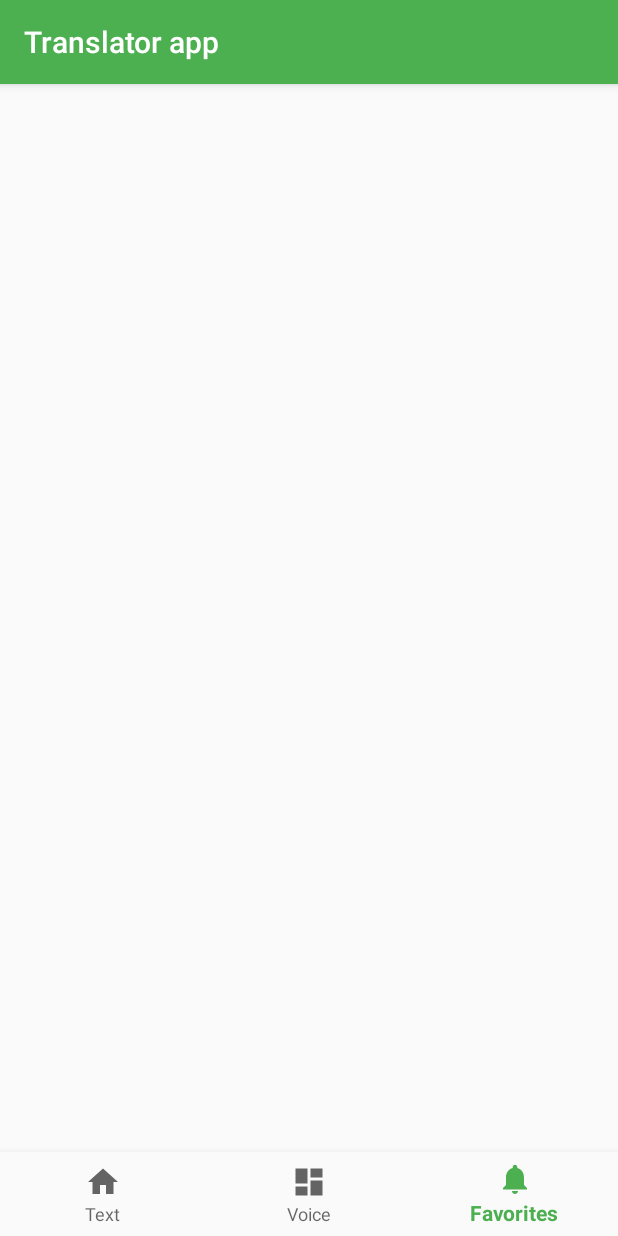
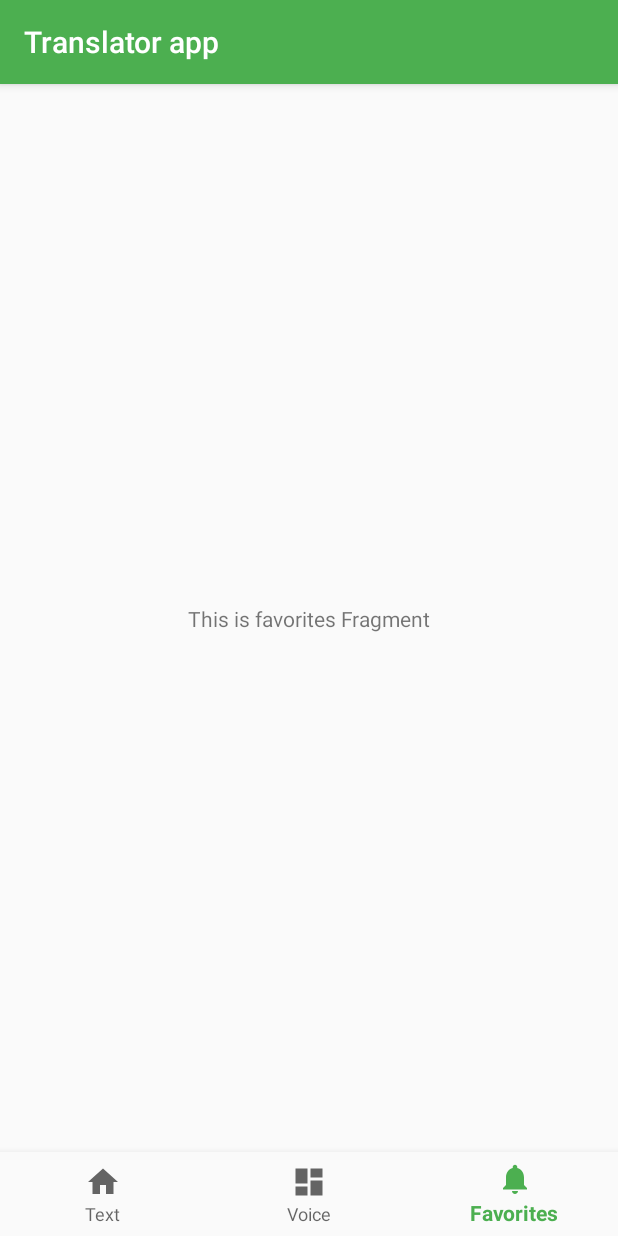
Before and after one commit to Siyateagan/translator-app, an Android app: the FavoritesActivity screen opened directly, with no data from a screen before it, on a phone screen of 412 x 824 dp. Run offline under Robolectric (Android 15) with nearby library versions, the phone set to English and light mode, and no system bars.

Commit message:
Inject FavoritesViewModel with only @Inject and @Component

```diff
--- /dev/null
+++ b/app/src/main/java/siyateagan/example/translatorapp/di/AppComponent.kt
@@ -0,0 +1,10 @@
+package siyateagan.example.translatorapp.di
+
+import dagger.Component
+import siyateagan.example.translatorapp.ui.favorites.FavoritesActivity
+
+@Component
+interface AppComponent {
+    // Classes that can be injected by this Component
+    fun inject(activity: FavoritesActivity)
+}
--- a/app/src/main/java/siyateagan/example/translatorapp/ui/favorites/FavoritesActivity.kt
+++ b/app/src/main/java/siyateagan/example/translatorapp/ui/favorites/FavoritesActivity.kt
@@ -2,19 +2,34 @@ package siyateagan.example.translatorapp.ui.favorites
 
 import android.os.Bundle
 import androidx.appcompat.app.AppCompatActivity
+import androidx.lifecycle.Observer
 import androidx.lifecycle.ViewModelProvider
 import com.google.android.material.bottomnavigation.BottomNavigationView
 import kotlinx.android.synthetic.main.activity_favorites.*
 import siyateagan.example.translatorapp.R
+import siyateagan.example.translatorapp.di.DaggerAppComponent
 import siyateagan.example.translatorapp.utils.setItemsListeners
+import javax.inject.Inject
 
 class FavoritesActivity : AppCompatActivity() {
-    private lateinit var favoritesViewModel: FavoritesViewModel
+
+    @Inject
+    lateinit var favoritesViewModelFactory: ViewModelFactory<FavoritesViewModel>
+    lateinit var favoritesViewModel: FavoritesViewModel
 
     override fun onCreate(savedInstanceState: Bundle?) {
         super.onCreate(savedInstanceState)
         setContentView(R.layout.activity_favorites)
-        favoritesViewModel = ViewModelProvider(this).get(FavoritesViewModel::class.java)
+
+        DaggerAppComponent.builder().build().inject(this)
+        favoritesViewModel =
+            ViewModelProvider(this, favoritesViewModelFactory).get(FavoritesViewModel::class.java)
+
+        val nameObserver = Observer<String> { newName ->
+            test_text.text = newName
+        }
+
+        favoritesViewModel.text.observe(this, nameObserver)
 
         val navView: BottomNavigationView = nav_view
         navView.menu.getItem(2).isChecked = true
--- a/app/src/main/java/siyateagan/example/translatorapp/ui/favorites/FavoritesViewModel.kt
+++ b/app/src/main/java/siyateagan/example/translatorapp/ui/favorites/FavoritesViewModel.kt
@@ -3,11 +3,12 @@ package siyateagan.example.translatorapp.ui.favorites
 import androidx.lifecycle.LiveData
 import androidx.lifecycle.MutableLiveData
 import androidx.lifecycle.ViewModel
+import javax.inject.Inject
 
-class FavoritesViewModel : ViewModel() {
+class FavoritesViewModel @Inject constructor(): ViewModel() {
 
     private val _text = MutableLiveData<String>().apply {
-        value = "This is notifications Fragment"
+        value = "This is favorites Fragment"
     }
     val text: LiveData<String> = _text
 }
--- /dev/null
+++ b/app/src/main/java/siyateagan/example/translatorapp/ui/favorites/ViewModelFactory.kt
@@ -0,0 +1,15 @@
+package siyateagan.example.translatorapp.ui.favorites
+
+import androidx.lifecycle.ViewModel
+import androidx.lifecycle.ViewModelProvider
+import javax.inject.Inject
+
+
+class ViewModelFactory<T : ViewModel> @Inject constructor(private val favoritesViewModel: FavoritesViewModel) :
+    ViewModelProvider.Factory {
+
+    @Suppress("UNCHECKED_CAST")
+    override fun <T : ViewModel> create(modelClass: Class<T>): T {
+        return favoritesViewModel as T
+    }
+}
--- a/app/src/main/res/layout/activity_favorites.xml
+++ b/app/src/main/res/layout/activity_favorites.xml
@@ -3,6 +3,16 @@
     xmlns:app="http://schemas.android.com/apk/res-auto"
     android:layout_width="match_parent"
     android:layout_height="match_parent">
+
+    <TextView
+        android:id="@+id/test_text"
+        android:layout_width="wrap_content"
+        android:layout_height="wrap_content"
+        android:text="@string/test"
+        app:layout_constraintBottom_toTopOf="@+id/nav_view"
+        app:layout_constraintEnd_toEndOf="parent"
+        app:layout_constraintStart_toStartOf="parent"
+        app:layout_constraintTop_toTopOf="parent" />
 
     <com.google.android.material.bottomnavigation.BottomNavigationView
         android:id="@+id/nav_view"
--- a/app/src/main/res/values/strings.xml
+++ b/app/src/main/res/values/strings.xml
@@ -3,4 +3,5 @@
     <string name="title_text">Text</string>
     <string name="title_voice">Voice</string>
     <string name="title_favorites">Favorites</string>
+    <string name="test">test</string>
 </resources>
```
